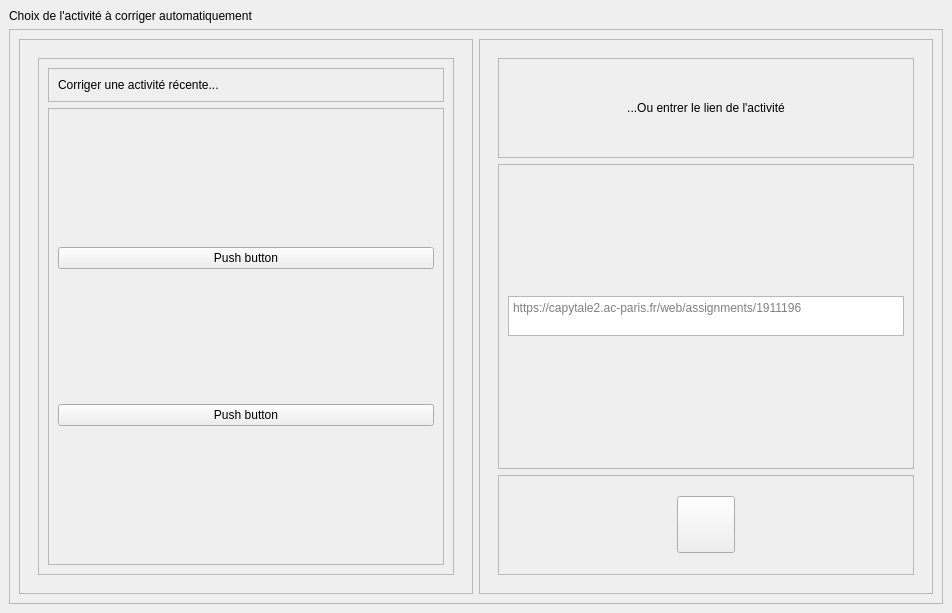
The window that ui/window1.ui (Times0/CapytaleAutoCorrect) describes before a commit, drawn with Qt 5.
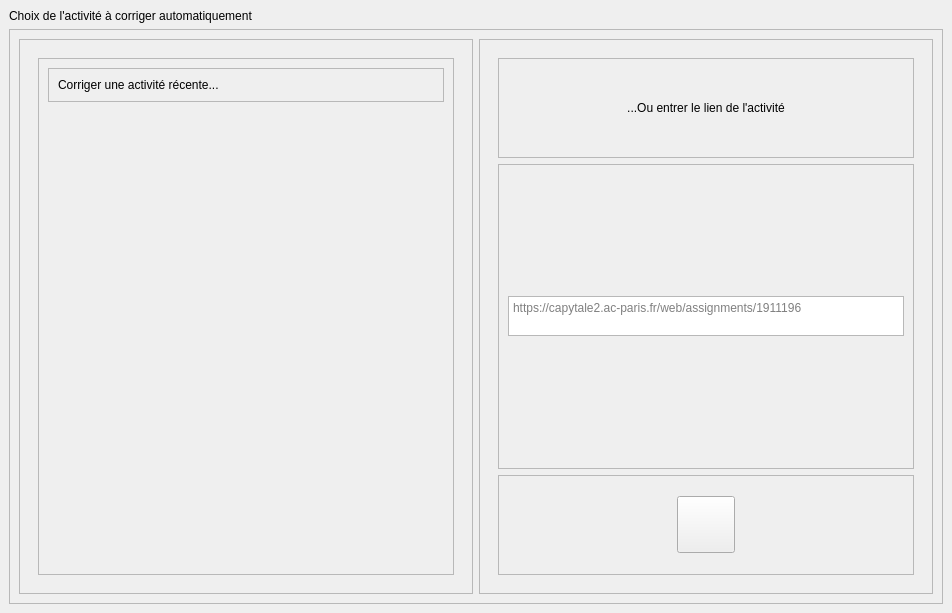
The same window after the commit. Custom widgets are drawn as their Qt base class.

Commit message: better buttons ui

Patch:
```diff
--- a/ui/window1.ui
+++ b/ui/window1.ui
@@ -86,6 +86,12 @@
                       <property name="layoutDirection">
                        <enum>Qt::LeftToRight</enum>
                       </property>
+                      <property name="frameShape">
+                       <enum>QFrame::NoFrame</enum>
+                      </property>
+                      <property name="frameShadow">
+                       <enum>QFrame::Plain</enum>
+                      </property>
                       <property name="widgetResizable">
                        <bool>true</bool>
                       </property>
@@ -97,24 +103,23 @@
                         <rect>
                          <x>0</x>
                          <y>0</y>
-                         <width>375</width>
-                         <height>387</height>
+                         <width>377</width>
+                         <height>389</height>
                         </rect>
                        </property>
                        <layout class="QVBoxLayout" name="verticalLayout_8">
                         <item>
-                         <widget class="PushButton" name="PushButton">
-                          <property name="text">
-                           <string>Push button</string>
+                         <spacer name="verticalSpacer">
+                          <property name="orientation">
+                           <enum>Qt::Vertical</enum>
                           </property>
-                         </widget>
-                        </item>
-                        <item>
-                         <widget class="PushButton" name="PushButton_2">
-                          <property name="text">
-                           <string>Push button</string>
+                          <property name="sizeHint" stdset="0">
+                           <size>
+                            <width>20</width>
+                            <height>40</height>
+                           </size>
                           </property>
-                         </widget>
+                         </spacer>
                         </item>
                        </layout>
                       </widget>
@@ -248,11 +253,6 @@
   </widget>
  </widget>
  <customwidgets>
-  <customwidget>
-   <class>PushButton</class>
-   <extends>QPushButton</extends>
-   <header>qfluentwidgets</header>
-  </customwidget>
   <customwidget>
    <class>ToolButton</class>
    <extends>QToolButton</extends>
```
